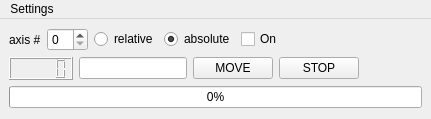
Before: the Qt Designer form views/ui/widget_stpmtr_axis_simple.ui in Saldenisov/pyconlyse, drawn with Qt 5.
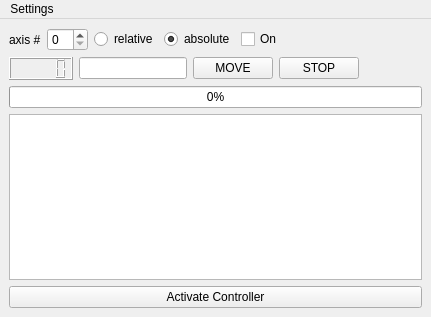
After: the same form once the commit is applied.

Commit message: Stpmtr_controller class and Emulate are ready

```diff
--- a/views/ui/widget_stpmtr_axis_simple.ui
+++ b/views/ui/widget_stpmtr_axis_simple.ui
@@ -7,7 +7,7 @@
     <x>0</x>
     <y>0</y>
     <width>431</width>
-    <height>119</height>
+    <height>317</height>
    </rect>
   </property>
   <property name="sizePolicy">
@@ -119,6 +119,16 @@
       </property>
      </widget>
     </item>
+    <item>
+     <widget class="QPlainTextEdit" name="plainTextEdit"/>
+    </item>
+    <item>
+     <widget class="QPushButton" name="pushButton">
+      <property name="text">
+       <string>Activate Controller</string>
+      </property>
+     </widget>
+    </item>
    </layout>
   </widget>
   <widget class="QMenuBar" name="menubar">
```
The commit also changes 8 other files.
